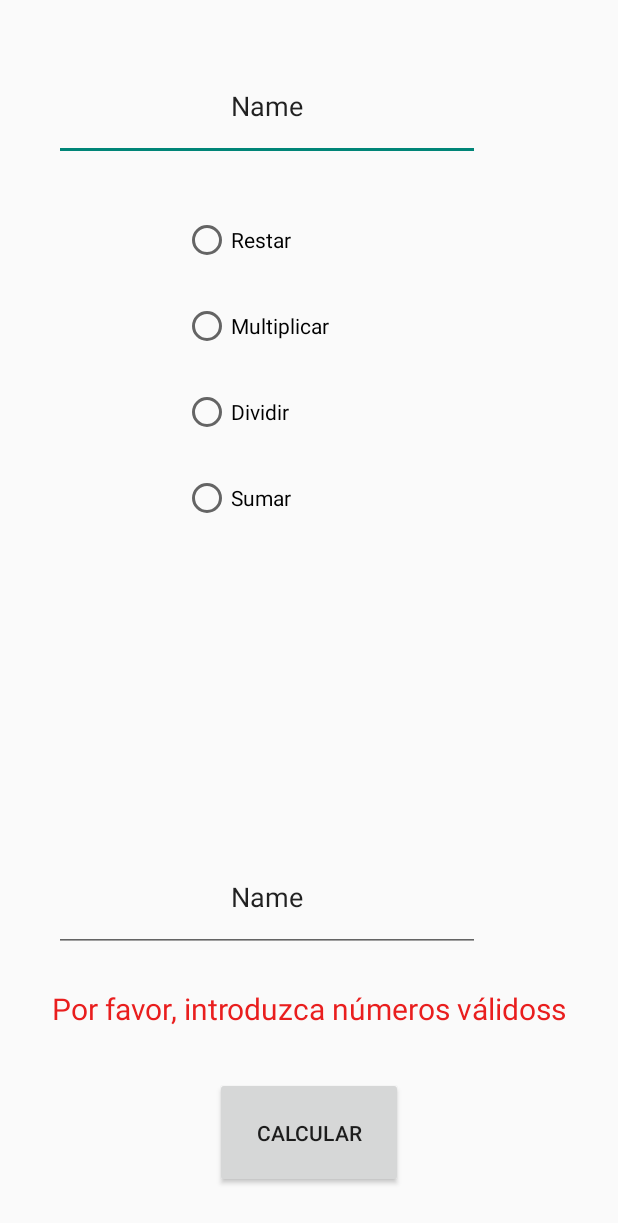
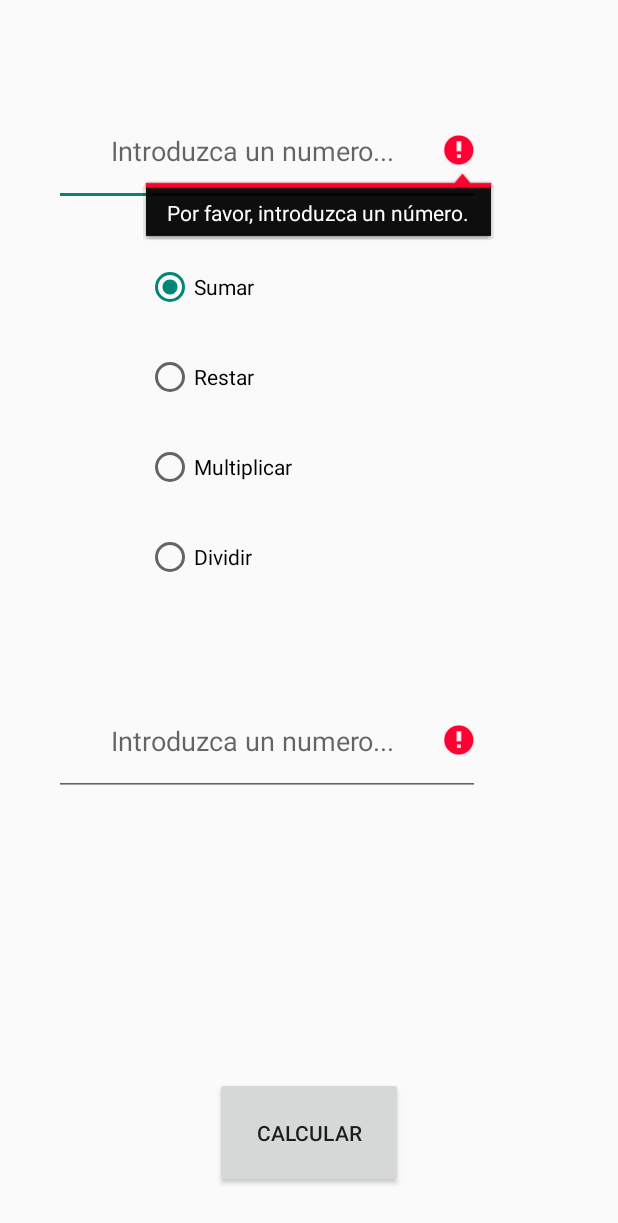
Before and after one commit to ulvercalleja/PMDM, an Android app: the u3a1CalculatronPlus screen opened directly, with no data from a screen before it, after a tap on "CALCULAR", on a phone screen of 412 x 824 dp. Shown: the top 1223 px of the screen. Run offline under Robolectric (Android 15) with nearby library versions, the phone set to English and light mode, and no system bars.

Commit message:
"acabado calculatron"

```diff
--- a/app/src/main/java/pmdm/u2/ut03/u3a1CalculatronPlus.java
+++ b/app/src/main/java/pmdm/u2/ut03/u3a1CalculatronPlus.java
@@ -25,7 +25,6 @@ public class u3a1CalculatronPlus extends AppCompatActivity {
     RadioButton rbDividir;
     RadioGroup rgGrupo;
     EditText ptNum2;
-    TextView validationStatus;
     Button btCalcular;
     @Override
     protected void onCreate(Bundle savedInstanceState) {
@@ -39,31 +38,44 @@ public class u3a1CalculatronPlus extends AppCompatActivity {
         rbDividir = findViewById(R.id.u3a1rbDividir);
         rgGrupo = findViewById(R.id.u3a1rgGrupoRadio);
         ptNum2 = findViewById(R.id.u3a1ptNum2);
-        validationStatus = findViewById(R.id.u3a1tvValidar);
         btCalcular = findViewById(R.id.u3a1btCalcular);
 
         btCalcular.setOnClickListener(new View.OnClickListener() {
             @Override
             public void onClick(View v) {
 
-                String num1 = ptNum1.getText().toString();
+
+                String num1 = ptNum1.getText().toString().trim();
                 String num2 = ptNum2.getText().toString();
+                int radioButtonId = rgGrupo.getCheckedRadioButtonId();
+                RadioButton selectedRadioButton = findViewById(radioButtonId);
+                String operacion = selectedRadioButton.getText().toString();
 
-                if (num1.isEmpty() && num2.isEmpty() ) {
-                    validationStatus.setText("Por favor, introduzca ambos numeros");
-                } else if (num1.isEmpty() ){
-                    validationStatus.setText("Por favor, introduzca el primer numero");
-                } else if (num2.isEmpty() ){
-                    validationStatus.setText("Por favor, introduzca el segundo numero");
-                } else if (!num1.matches("\\d+") && !num2.matches("\\d+")) {
-                    validationStatus.setText("Por favor, introduzca números válidoss");
-                }else {
-                    validationStatus.setText("");
+                //Control de errores campos vacios en edit text
+
+                if (num1.isEmpty() || num2.isEmpty()) {
+                    if (num1.isEmpty()) {
+                        ptNum1.setError("Por favor, introduzca un número.");
+                    } else {
+                        ptNum1.setError(null); // Borra cualquier mensaje de error existente
+                    }
+
+                    if (num2.isEmpty()) {
+                        ptNum2.setError("Por favor, introduzca un número.");
+                    } else {
+                        ptNum2.setError(null); // Borra cualquier mensaje de error existente
+                    }
+                } else {
+                    ptNum1.setError(null);
+                    ptNum2.setError(null);
+
                     Intent intent = new Intent(u3a1CalculatronPlus.this, u3a1CalculatronPlusResultado.class);
+                    intent.putExtra("num1", num1);
+                    intent.putExtra("num2", num2);
+                    intent.putExtra("operacion", operacion);
                     startActivity(intent);
                     finish();
                 }
-
             }
         });
     }
--- a/app/src/main/res/layout/u3a1_calculatron_plus.xml
+++ b/app/src/main/res/layout/u3a1_calculatron_plus.xml
@@ -21,10 +21,10 @@
         android:layout_width="284dp"
         android:layout_height="73dp"
         android:layout_marginStart="36dp"
-        android:layout_marginTop="34dp"
+        android:layout_marginTop="64dp"
         android:ems="10"
-        android:inputType="text"
-        android:text="Name"
+        android:inputType="number"
+        android:hint="Introduzca un numero..."
         android:textAlignment="center"
         app:layout_constraintStart_toStartOf="parent"
         app:layout_constraintTop_toTopOf="parent" />
@@ -33,14 +33,15 @@
         android:id="@+id/u3a1ptNum2"
         android:layout_width="284dp"
         android:layout_height="73dp"
-        android:layout_marginBottom="24dp"
+        android:layout_marginBottom="72dp"
         android:ems="10"
-        android:inputType="text"
-        android:text="Name"
+        android:inputType="number"
+        android:hint="Introduzca un numero..."
         android:textAlignment="center"
         app:layout_constraintBottom_toTopOf="@+id/u3a1tvValidar"
         app:layout_constraintEnd_toEndOf="@+id/u3a1ptNum1"
-        app:layout_constraintStart_toStartOf="@+id/u3a1ptNum1" />
+        app:layout_constraintStart_toStartOf="@+id/u3a1ptNum1"
+        app:layout_constraintTop_toBottomOf="@+id/u3a1rgGrupoRadio" />
 
     <TextView
         android:id="@+id/u3a1tvValidar"
@@ -58,33 +59,36 @@
         android:layout_width="wrap_content"
         android:layout_height="wrap_content"
         android:layout_marginTop="24dp"
+        android:layout_marginEnd="32dp"
+        android:checkedButton="@+id/u3a1rbSumar"
         app:layout_constraintEnd_toEndOf="@+id/u3a1ptNum1"
         app:layout_constraintStart_toStartOf="@+id/u3a1ptNum1"
         app:layout_constraintTop_toBottomOf="@+id/u3a1ptNum1">
 
         <RadioButton
+            android:id="@+id/u3a1rbSumar"
+            android:layout_width="130dp"
+            android:layout_height="60dp"
+            android:text="Sumar" />
+
+        <RadioButton
             android:id="@+id/u3a1rbRestar"
-            android:layout_width="112dp"
-            android:layout_height="57dp"
+            android:layout_width="130dp"
+            android:layout_height="60dp"
             android:text="Restar" />
 
         <RadioButton
             android:id="@+id/u3a1rbMultiplicar"
-            android:layout_width="112dp"
-            android:layout_height="57dp"
+            android:layout_width="130dp"
+            android:layout_height="60dp"
             android:text="Multiplicar" />
 
         <RadioButton
             android:id="@+id/u3a1rbDividir"
-            android:layout_width="112dp"
-            android:layout_height="57dp"
+            android:layout_width="130dp"
+            android:layout_height="60dp"
             android:text="Dividir" />
 
-        <RadioButton
-            android:id="@+id/u3a1rbSumar"
-            android:layout_width="112dp"
-            android:layout_height="57dp"
-            android:text="Sumar" />
     </RadioGroup>
 
 </androidx.constraintlayout.widget.ConstraintLayout>
```
Also changed, not shown: app/src/main/java/pmdm/u2/ut03/u3a1CalculatronPlusResultado.java (+33 -1 lines), app/src/main/res/layout/u3a1_calculatron_plus_resultado.xml (+10 -0 lines).
